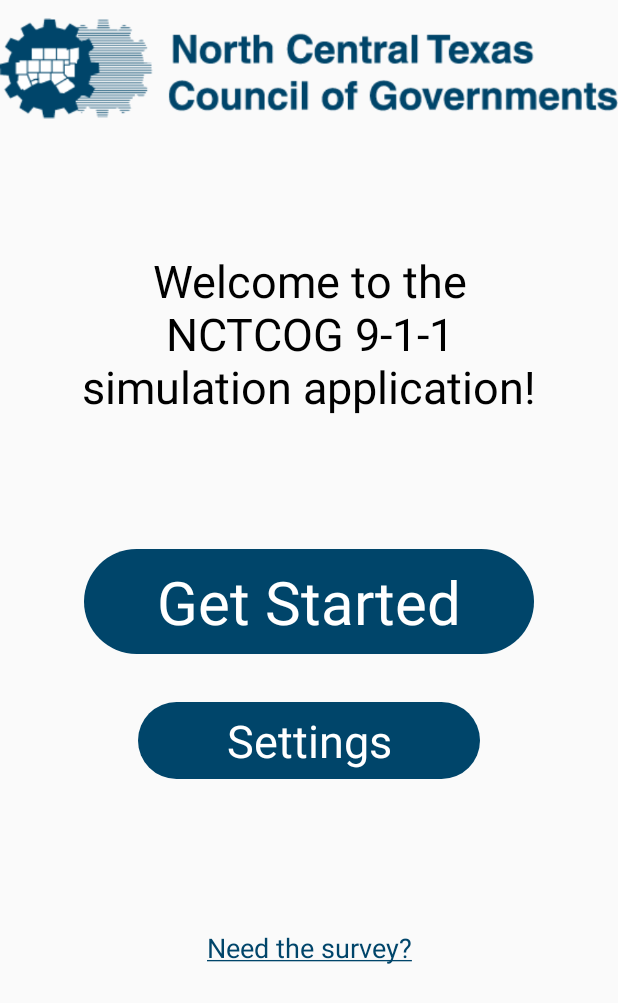
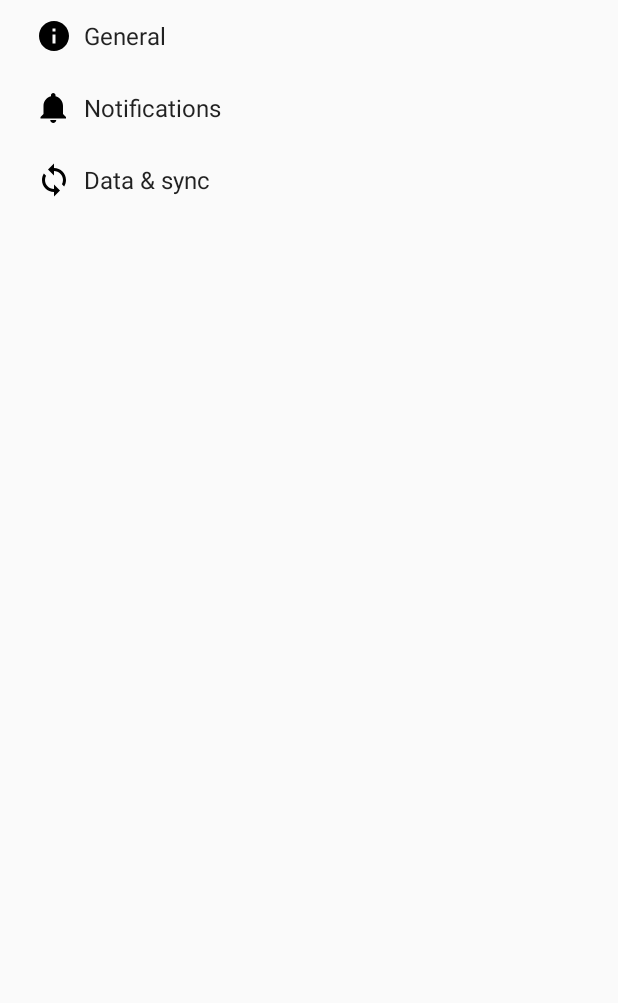
Before and after one commit to breakpoint-4901/911-Simulator, an Android app: the screen it shows after launch (HomeActivity before the commit, SettingsActivity after it), after a tap on "Settings", on a phone screen of 412 x 824 dp. Shown: the top 1003 px of the screen. Run offline under Robolectric (Android 15) with nearby library versions, the phone set to English and light mode, and no system bars; Roboto replaces fonts that are not available here.

Commit message:
added settings activity and connected to button
settings activity template added a bunch of other stuff too, may want to revert back to prev commit and implement our own settings activity

```diff
--- a/app/build.gradle
+++ b/app/build.gradle
@@ -22,6 +22,7 @@
     implementation fileTree(dir: 'libs', include: ['*.jar'])
     implementation 'com.android.support:appcompat-v7:28.0.0'
     implementation 'com.android.support.constraint:constraint-layout:1.1.3'
+    implementation 'com.android.support:support-v4:28.0.0'
     testImplementation 'junit:junit:4.12'
     androidTestImplementation 'com.android.support.test:runner:1.0.2'
     androidTestImplementation 'com.android.support.test.espresso:espresso-core:3.0.2'
--- /dev/null
+++ b/app/src/main/java/com/example/a911simulator/AppCompatPreferenceActivity.java
@@ -0,0 +1,109 @@
+package com.example.a911simulator;
+
+import android.content.res.Configuration;
+import android.os.Bundle;
+import android.preference.PreferenceActivity;
+import android.support.annotation.LayoutRes;
+import android.support.annotation.Nullable;
+import android.support.v7.app.ActionBar;
+import android.support.v7.app.AppCompatDelegate;
+import android.support.v7.widget.Toolbar;
+import android.view.MenuInflater;
+import android.view.View;
+import android.view.ViewGroup;
+
+/**
+ * A {@link android.preference.PreferenceActivity} which implements and proxies the necessary calls
+ * to be used with AppCompat.
+ */
+public abstract class AppCompatPreferenceActivity extends PreferenceActivity {
+
+    private AppCompatDelegate mDelegate;
+
+    @Override
+    protected void onCreate(Bundle savedInstanceState) {
+        getDelegate().installViewFactory();
+        getDelegate().onCreate(savedInstanceState);
+        super.onCreate(savedInstanceState);
+    }
+
+    @Override
+    protected void onPostCreate(Bundle savedInstanceState) {
+        super.onPostCreate(savedInstanceState);
+        getDelegate().onPostCreate(savedInstanceState);
+    }
+
+    public ActionBar getSupportActionBar() {
+        return getDelegate().getSupportActionBar();
+    }
+
+    public void setSupportActionBar(@Nullable Toolbar toolbar) {
+        getDelegate().setSupportActionBar(toolbar);
+    }
+
+    @Override
+    public MenuInflater getMenuInflater() {
+        return getDelegate().getMenuInflater();
+    }
+
+    @Override
+    public void setContentView(@LayoutRes int layoutResID) {
+        getDelegate().setContentView(layoutResID);
+    }
+
+    @Override
+    public void setContentView(View view) {
+        getDelegate().setContentView(view);
+    }
+
+    @Override
+    public void setContentView(View view, ViewGroup.LayoutParams params) {
+        getDelegate().setContentView(view, params);
+    }
+
+    @Override
+    public void addContentView(View view, ViewGroup.LayoutParams params) {
+        getDelegate().addContentView(view, params);
+    }
+
+    @Override
+    protected void onPostResume() {
+        super.onPostResume();
+        getDelegate().onPostResume();
+    }
+
+    @Override
+    protected void onTitleChanged(CharSequence title, int color) {
+        super.onTitleChanged(title, color);
+        getDelegate().setTitle(title);
+    }
+
+    @Override
+    public void onConfigurationChanged(Configuration newConfig) {
+        super.onConfigurationChanged(newConfig);
+        getDelegate().onConfigurationChanged(newConfig);
+    }
+
+    @Override
+    protected void onStop() {
+        super.onStop();
+        getDelegate().onStop();
+    }
+
+    @Override
+    protected void onDestroy() {
+        super.onDestroy();
+        getDelegate().onDestroy();
+    }
+
+    public void invalidateOptionsMenu() {
+        getDelegate().invalidateOptionsMenu();
+    }
+
+    private AppCompatDelegate getDelegate() {
+        if (mDelegate == null) {
+            mDelegate = AppCompatDelegate.create(this, null);
+        }
+        return mDelegate;
+    }
+}
--- /dev/null
+++ b/app/src/main/res/drawable/ic_info_black_24dp.xml
@@ -0,0 +1,9 @@
+<vector xmlns:android="http://schemas.android.com/apk/res/android"
+    android:width="24dp"
+    android:height="24dp"
+    android:viewportWidth="24.0"
+    android:viewportHeight="24.0">
+    <path
+        android:fillColor="#FF000000"
+        android:pathData="M12,2C6.48,2 2,6.48 2,12s4.48,10 10,10 10,-4.48 10,-10S17.52,2 12,2zm1,15h-2v-6h2v6zm0,-8h-2V7h2v2z" />
+</vector>
--- /dev/null
+++ b/app/src/main/res/drawable/ic_notifications_black_24dp.xml
@@ -0,0 +1,9 @@
+<vector xmlns:android="http://schemas.android.com/apk/res/android"
+    android:width="24dp"
+    android:height="24dp"
+    android:viewportWidth="24.0"
+    android:viewportHeight="24.0">
+    <path
+        android:fillColor="#FF000000"
+        android:pathData="M11.5,22c1.1,0 2,-0.9 2,-2h-4c0,1.1 0.9,2 2,2zm6.5,-6v-5.5c0,-3.07 -2.13,-5.64 -5,-6.32V3.5c0,-0.83 -0.67,-1.5 -1.5,-1.5S10,2.67 10,3.5v0.68c-2.87,0.68 -5,3.25 -5,6.32V16l-2,2v1h17v-1l-2,-2z" />
+</vector>
--- /dev/null
+++ b/app/src/main/res/drawable/ic_sync_black_24dp.xml
@@ -0,0 +1,9 @@
+<vector xmlns:android="http://schemas.android.com/apk/res/android"
+    android:width="24dp"
+    android:height="24dp"
+    android:viewportWidth="24.0"
+    android:viewportHeight="24.0">
+    <path
+        android:fillColor="#FF000000"
+        android:pathData="M12 4V1L8 5l4 4V6c3.31 0 6 2.69 6 6 0 1.01,-.25 1.97,-.7 2.8l1.46 1.46C19.54 15.03 20 13.57 20 12c0,-4.42,-3.58,-8,-8,-8zm0 14c-3.31 0,-6,-2.69,-6,-6 0,-1.01.25,-1.97.7,-2.8L5.24 7.74C4.46 8.97 4 10.43 4 12c0 4.42 3.58 8 8 8v3l4,-4,-4,-4v3z" />
+</vector>
--- a/app/src/main/res/values/strings.xml
+++ b/app/src/main/res/values/strings.xml
@@ -7,6 +7,79 @@
     <string name="start_app">Get Started</string>
     <string name="settings">Settings</string>
     <string name="survey"><u>Need the survey?</u></string>
+    <string name="title_activity_settings">Settings</string>
+
+    <!-- Strings related to Settings -->
+
+    <!-- Example General settings -->
+    <string name="pref_header_general">General</string>
+
+    <string name="pref_title_social_recommendations">Enable social recommendations</string>
+    <string name="pref_description_social_recommendations">Recommendations for people to contact
+        based on your message history
+    </string>
+
+    <string name="pref_title_display_name">Display name</string>
+    <string name="pref_default_display_name">John Smith</string>
+
+    <string name="pref_title_add_friends_to_messages">Add friends to messages</string>
+    <string-array name="pref_example_list_titles">
+        <item>Always</item>
+        <item>When possible</item>
+        <item>Never</item>
+    </string-array>
+    <string-array name="pref_example_list_values">
+        <item>1</item>
+        <item>0</item>
+        <item>-1</item>
+    </string-array>
+
+    <!-- Example settings for Data & Sync -->
+    <string name="pref_header_data_sync">Data &amp; sync</string>
+
+    <string name="pref_title_sync_frequency">Sync frequency</string>
+    <string-array name="pref_sync_frequency_titles">
+        <item>15 minutes</item>
+        <item>30 minutes</item>
+        <item>1 hour</item>
+        <item>3 hours</item>
+        <item>6 hours</item>
+        <item>Never</item>
+    </string-array>
+    <string-array name="pref_sync_frequency_values">
+        <item>15</item>
+        <item>30</item>
+        <item>60</item>
+        <item>180</item>
+        <item>360</item>
+        <item>-1</item>
+    </string-array>
+
+    <string-array name="list_preference_entries">
+        <item>Entry 1</item>
+        <item>Entry 2</item>
+        <item>Entry 3</item>
+    </string-array>
+
+    <string-array name="list_preference_entry_values">
+        <item>1</item>
+        <item>2</item>
+        <item>3</item>
+    </string-array>
+
+    <string-array name="multi_select_list_preference_default_value" />
+
+    <string name="pref_title_system_sync_settings">System sync settings</string>
+
+    <!-- Example settings for Notifications -->
+    <string name="pref_header_notifications">Notifications</string>
+
+    <string name="pref_title_new_message_notifications">New message notifications</string>
+
+    <string name="pref_title_ringtone">Ringtone</string>
+    <string name="pref_ringtone_silent">Silent</string>
+
+    <string name="pref_title_vibrate">Vibrate</string>
     <!-- TODO: figure out why survey button text wont underline  (maybe need underlined font) -->
 
 </resources>
--- /dev/null
+++ b/app/src/main/res/xml/pref_data_sync.xml
@@ -0,0 +1,21 @@
+<PreferenceScreen xmlns:android="http://schemas.android.com/apk/res/android">
+
+    <!-- NOTE: Hide buttons to simplify the UI. Users can touch outside the dialog to
+         dismiss it. -->
+    <!-- NOTE: ListPreference's summary should be set to its value by the activity code. -->
+    <ListPreference
+        android:defaultValue="180"
+        android:entries="@array/pref_sync_frequency_titles"
+        android:entryValues="@array/pref_sync_frequency_values"
+        android:key="sync_frequency"
+        android:negativeButtonText="@null"
+        android:positiveButtonText="@null"
+        android:title="@string/pref_title_sync_frequency" />
+
+    <!-- This preference simply launches an intent when selected. Use this UI sparingly, per
+         design guidelines. -->
+    <Preference android:title="@string/pref_title_system_sync_settings">
+        <intent android:action="android.settings.SYNC_SETTINGS" />
+    </Preference>
+
+</PreferenceScreen>
--- /dev/null
+++ b/app/src/main/res/xml/pref_general.xml
@@ -0,0 +1,33 @@
+<PreferenceScreen xmlns:android="http://schemas.android.com/apk/res/android">
+
+    <SwitchPreference
+        android:defaultValue="true"
+        android:key="example_switch"
+        android:summary="@string/pref_description_social_recommendations"
+        android:title="@string/pref_title_social_recommendations" />
+
+    <!-- NOTE: EditTextPreference accepts EditText attributes. -->
+    <!-- NOTE: EditTextPreference's summary should be set to its value by the activity code. -->
+    <EditTextPreference
+        android:capitalize="words"
+        android:defaultValue="@string/pref_default_display_name"
+        android:inputType="textCapWords"
+        android:key="example_text"
+        android:maxLines="1"
+        android:selectAllOnFocus="true"
+        android:singleLine="true"
+        android:title="@string/pref_title_display_name" />
+
+    <!-- NOTE: Hide buttons to simplify the UI. Users can touch outside the dialog to
+         dismiss it. -->
+    <!-- NOTE: ListPreference's summary should be set to its value by the activity code. -->
+    <ListPreference
+        android:defaultValue="-1"
+        android:entries="@array/pref_example_list_titles"
+        android:entryValues="@array/pref_example_list_values"
+        android:key="example_list"
+        android:negativeButtonText="@null"
+        android:positiveButtonText="@null"
+        android:title="@string/pref_title_add_friends_to_messages" />
+
+</PreferenceScreen>
--- /dev/null
+++ b/app/src/main/res/xml/pref_headers.xml
@@ -0,0 +1,20 @@
+<preference-headers xmlns:android="http://schemas.android.com/apk/res/android">
+
+    <!-- These settings headers are only used on tablets. -->
+
+    <header
+        android:fragment="com.example.a911simulator.SettingsActivity$GeneralPreferenceFragment"
+        android:icon="@drawable/ic_info_black_24dp"
+        android:title="@string/pref_header_general" />
+
+    <header
+        android:fragment="com.example.a911simulator.SettingsActivity$NotificationPreferenceFragment"
+        android:icon="@drawable/ic_notifications_black_24dp"
+        android:title="@string/pref_header_notifications" />
+
+    <header
+        android:fragment="com.example.a911simulator.SettingsActivity$DataSyncPreferenceFragment"
+        android:icon="@drawable/ic_sync_black_24dp"
+        android:title="@string/pref_header_data_sync" />
+
+</preference-headers>
--- /dev/null
+++ b/app/src/main/res/xml/pref_notification.xml
@@ -0,0 +1,27 @@
+<PreferenceScreen xmlns:android="http://schemas.android.com/apk/res/android">
+
+    <!-- A 'parent' preference, which enables/disables child preferences (below)
+         when checked/unchecked. -->
+    <SwitchPreference
+        android:defaultValue="true"
+        android:key="notifications_new_message"
+        android:title="@string/pref_title_new_message_notifications" />
+
+    <!-- Allows the user to choose a ringtone in the 'notification' category. -->
+    <!-- NOTE: This preference will be enabled only when the checkbox above is checked. -->
+    <!-- NOTE: RingtonePreference's summary should be set to its value by the activity code. -->
+    <RingtonePreference
+        android:defaultValue="content://settings/system/notification_sound"
+        android:dependency="notifications_new_message"
+        android:key="notifications_new_message_ringtone"
+        android:ringtoneType="notification"
+        android:title="@string/pref_title_ringtone" />
+
+    <!-- NOTE: This preference will be enabled only when the checkbox above is checked. -->
+    <SwitchPreference
+        android:defaultValue="true"
+        android:dependency="notifications_new_message"
+        android:key="notifications_new_message_vibrate"
+        android:title="@string/pref_title_vibrate" />
+
+</PreferenceScreen>
```
Also changed, not shown: app/src/main/java/com/example/a911simulator/SettingsActivity.java (added, +267 -0 lines).
